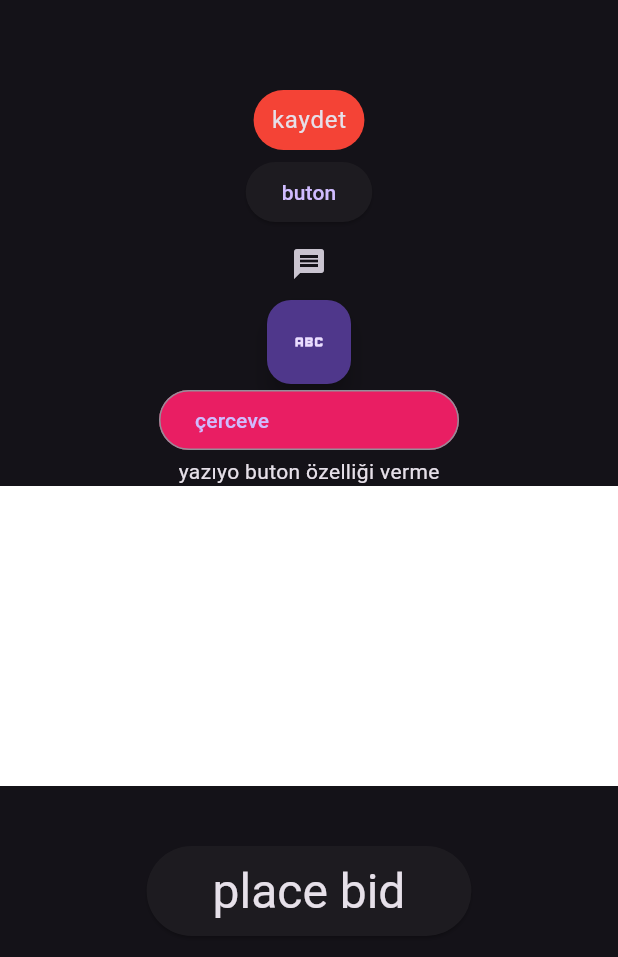
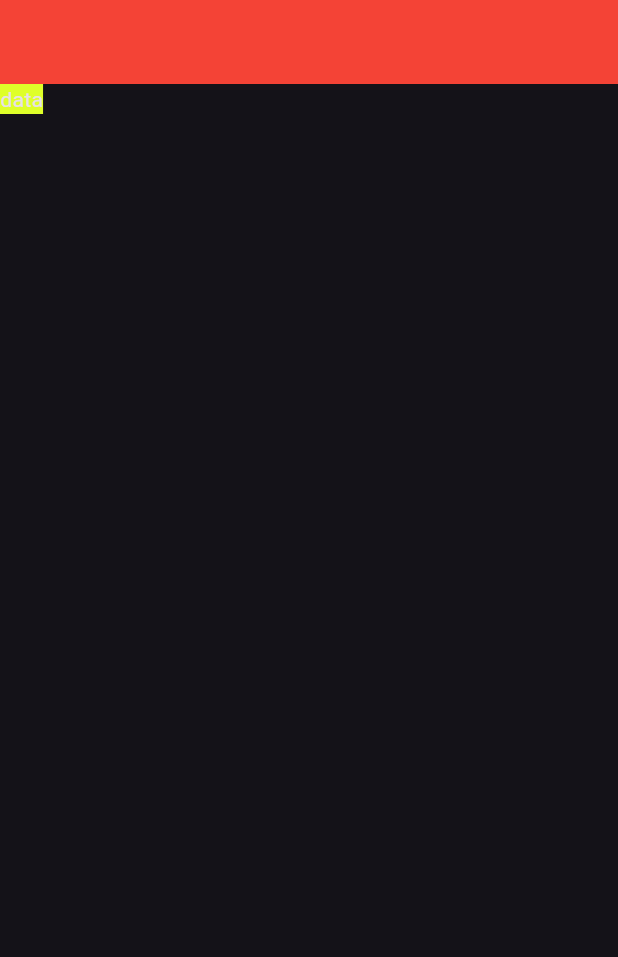
Before and after one commit to uluckabd/vb_flutter_widget, a Flutter app: the screen it shows after launch, on a phone screen of 412 x 824 dp. Shown: the top 957 px of the screen. Run offline on Flutter 3.47's test engine with Material 3 defaults, Android fonts, the phone set to English and light mode, and no system bars.

Commit message:
icon and color

```diff
--- a/lib/main.dart
+++ b/lib/main.dart
@@ -1,6 +1,10 @@
 import 'package:flutter/material.dart';
+import 'package:flutter/services.dart';
+import 'package:vb_flutter/widgets/appbar_learn.dart';
 import 'package:vb_flutter/widgets/button_learn.dart';
+import 'package:vb_flutter/widgets/color_learn.dart';
 import 'package:vb_flutter/widgets/container_sizedbox_learn.dart';
+import 'package:vb_flutter/widgets/icon_learn.dart';
 import 'package:vb_flutter/widgets/scaffold_learn.dart';
 import 'package:vb_flutter/widgets/text_learn_view.dart';
 
@@ -16,9 +20,17 @@ class MyApp extends StatelessWidget {
     return MaterialApp(
       title:
           'Flutter Demo', // android tarafında kodu arkaya aldığımızda yani geçmiş uygulamaları temizlerken orda yazan isim bu
-      theme: ThemeData.dark(),
+      theme: ThemeData.dark().copyWith(
+        // burda app barı yaparız her yerde kullanırız default olarak atarız yani durmadan yazmamıza gerek yok
+        appBarTheme: AppBarTheme(
+          centerTitle: true,
+          backgroundColor: Colors.red,
+          elevation: 0,
+          systemOverlayStyle: SystemUiOverlayStyle.light,
+        ),
+      ),
       debugShowCheckedModeBanner: false, // debug banner'ı kaldırır
-      home: ButtonLearn(),
+      home: ColorLearn(),
     );
   }
 }
--- a/lib/widgets/button_learn.dart
+++ b/lib/widgets/button_learn.dart
@@ -53,6 +53,8 @@ class ButtonLearn extends StatelessWidget {
           SizedBox(height: 40),
 
           ElevatedButton(
+            style: ElevatedButton.styleFrom(),
+
             onPressed: () {},
             child: Padding(
               padding: const EdgeInsets.only(
--- /dev/null
+++ b/lib/widgets/color_learn.dart
@@ -0,0 +1,18 @@
+import 'package:flutter/material.dart';
+
+class ColorLearn extends StatelessWidget {
+  const ColorLearn({super.key});
+
+  @override
+  Widget build(BuildContext context) {
+    return Scaffold(
+      appBar: AppBar(),
+      body: Container(color: colorsitems().sulu, child: Text("data")),
+    );
+  }
+}
+
+class colorsitems {
+  final Color porche = const Color.fromARGB(255, 92, 26, 21);
+  final Color sulu = Color.fromRGBO(223, 255, 41, 1);
+}
```
Also changed, not shown: lib/widgets/appbar_learn.dart (added, +30 -0 lines), lib/widgets/icon_learn.dart (added, +45 -0 lines).
